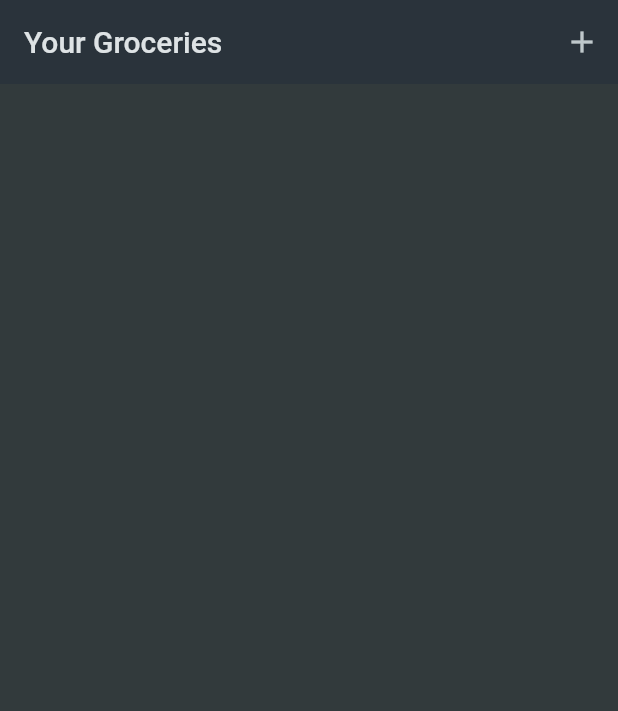
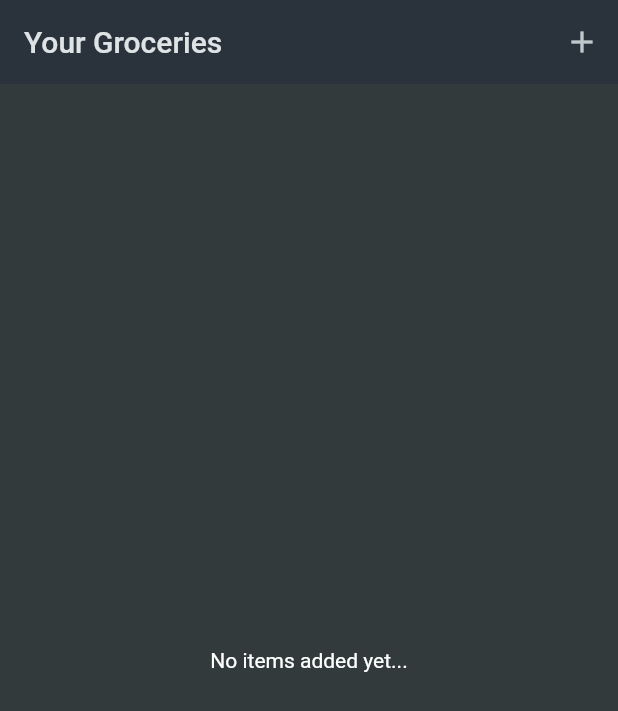
Before and after one commit to vicentedpsantos/shopping_list_flutter, a Flutter app: the screen it shows after launch, on a phone screen of 412 x 824 dp. Shown: the top 711 px of the screen. Run offline on Flutter 3.47's test engine with Material 2 defaults, Android fonts, the phone set to English and light mode, and no system bars.

Commit message:
Add fallback when there are no items

```diff
--- a/lib/widgets/grocery_list.dart
+++ b/lib/widgets/grocery_list.dart
@@ -31,6 +31,27 @@ class _GroceryListState extends State<GroceryList> {
 
   @override
   Widget build(context) {
+    Widget content = const Center(
+      child: Text('No items added yet...'),
+    );
+
+    if (_groceryItems.isNotEmpty) {
+      content = ListView.builder(
+        itemCount: _groceryItems.length,
+        itemBuilder: (ctx, index) => ListTile(
+          title: Text(_groceryItems[index].name),
+          leading: Container(
+            width: 24,
+            height: 24,
+            color: _groceryItems[index].category.color,
+          ),
+          trailing: Text(
+            _groceryItems[index].quantity.toString(),
+          ),
+        ),
+      );
+    }
+
     return Scaffold(
       appBar: AppBar(
         title: const Text(
@@ -43,20 +64,7 @@ class _GroceryListState extends State<GroceryList> {
           ),
         ],
       ),
-      body: ListView.builder(
-        itemCount: _groceryItems.length,
-        itemBuilder: (ctx, index) => ListTile(
-          title: Text(_groceryItems[index].name),
-          leading: Container(
-            width: 24,
-            height: 24,
-            color: _groceryItems[index].category.color,
-          ),
-          trailing: Text(
-            _groceryItems[index].quantity.toString(),
-          ),
-        ),
-      ),
+      body: content,
     );
   }
 }
```
